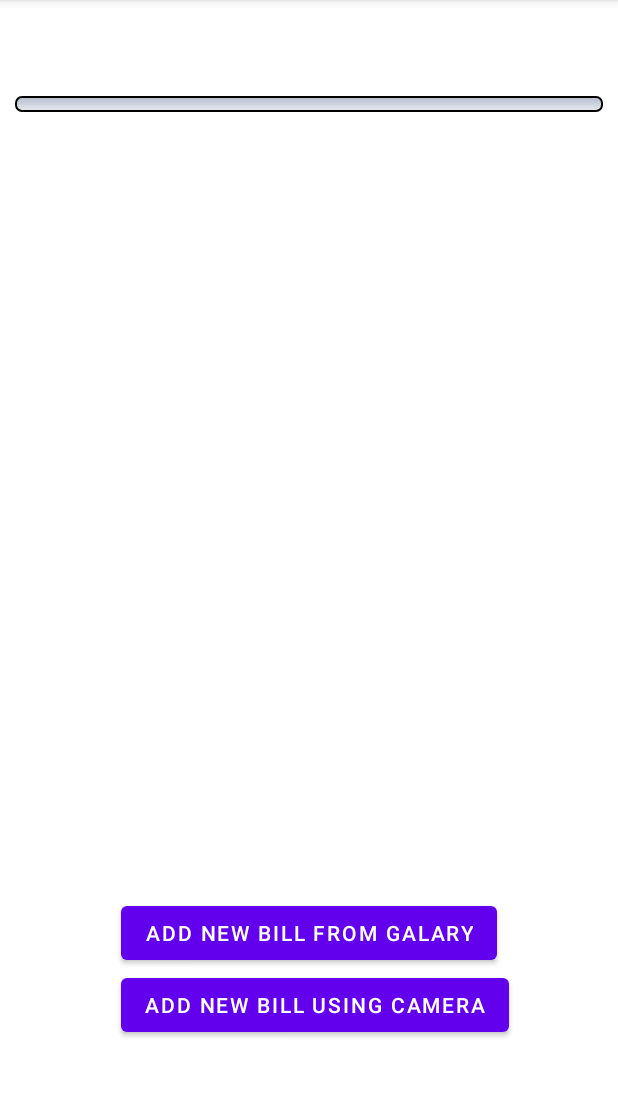
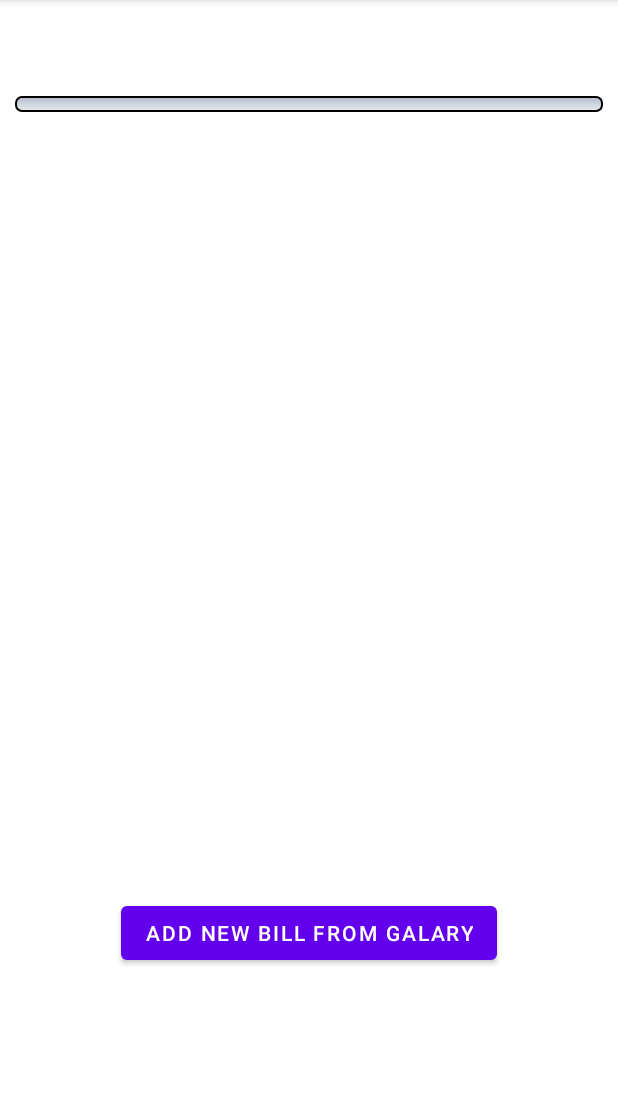
Before and after one commit to bleezebub/BillCategorisation, an Android app: the ThirdScreen screen opened directly, with no data from a screen before it, on a phone screen of 412 x 824 dp, the part 84-1181 px from its top. Run offline under Robolectric (Android 15) with nearby library versions, the phone set to English and light mode, and no system bars; our stand-ins replace Firebase (no records; nobody signed in at launch, a user with empty details on screens opened directly); libraries missing offline, so code that uses them is left out: io.grpc; 5 statements that could not run were skipped.

Commit message:
bsdk bete

```diff
--- a/app/src/main/java/com/example/billsorting/ThirdScreen.kt
+++ b/app/src/main/java/com/example/billsorting/ThirdScreen.kt
@@ -1,27 +1,37 @@
 package com.example.billsorting
 
+import android.content.ActivityNotFoundException
 import android.content.Intent
 import android.net.Uri
 import android.os.Bundle
+import android.provider.MediaStore
 import android.util.Log
 import android.view.View
+import android.widget.AdapterView
+import android.widget.ArrayAdapter
+import android.widget.Spinner
 import android.widget.Toast
 import androidx.appcompat.app.AppCompatActivity
 import com.bumptech.glide.Glide
-import com.google.firebase.database.DatabaseReference
-import com.google.firebase.database.FirebaseDatabase
+import com.google.firebase.database.*
 import com.google.firebase.storage.FirebaseStorage
 import com.google.firebase.storage.StorageReference
+import io.grpc.Compressor
+import java.io.File
 
 
-class ThirdScreen : AppCompatActivity() {
+class ThirdScreen : AppCompatActivity(), AdapterView.OnItemSelectedListener {
     private lateinit var category: String
     private lateinit var company: String
     private lateinit var number: String
     private lateinit var rating: String
     private val GALLERY_PICK = 1
+    private val IMAGE_CAPTURE = 2
     private lateinit var mStorageReference: StorageReference
     private lateinit var mRootRef: DatabaseReference
+    private lateinit var finalAdapter: ArrayAdapter<String>
+    var billList: ArrayList<String> = ArrayList<String>()
+    private lateinit var finalSpinner: Spinner
 
     override fun onCreate(savedInstanceState: Bundle?) {
         super.onCreate(savedInstanceState)
@@ -31,37 +41,62 @@ class ThirdScreen : AppCompatActivity() {
         number = intent.getStringExtra("number").toString()
         rating = intent.getStringExtra("rating").toString()
         mStorageReference = FirebaseStorage.getInstance().getReference("Images")
-        mRootRef = FirebaseDatabase.getInstance().getReference();
+        mRootRef = FirebaseDatabase.getInstance().reference
+        finalSpinner = findViewById(R.id.final_page_spinner)
 
 
+        finalAdapter = ArrayAdapter(this, android.R.layout.simple_spinner_item, billList)
+        finalAdapter.setDropDownViewResource(android.R.layout.simple_spinner_dropdown_item)
+        finalSpinner.adapter = finalAdapter
+
+        val billRef = FirebaseDatabase.getInstance().getReference("root").child("data")
+            .child("$category+$company+$number+$rating")
+
+        billRef.addListenerForSingleValueEvent(
+            object : ValueEventListener {
+                override fun onDataChange(dataSnapshot: DataSnapshot) {
+                    //Get map of categories in datasnapshot
+                    val map = dataSnapshot.value as Map<String?, Any?>?
+                    if (map != null) {
+                        for (s in map.keys) {
+                            billList.add(s!!)
+                        }
+                        billList.sort()
+                        finalAdapter.notifyDataSetChanged()
+                    }
+                }
+
+                override fun onCancelled(databaseError: DatabaseError) {
+                    //handle databaseError
+                }
+            })
+
+
+        finalSpinner.onItemSelectedListener = this
     }
 
     fun addNewBillGalary(view: View) {
-
         val galleryIntent = Intent()
         galleryIntent.type = "image/*"
         galleryIntent.action = Intent.ACTION_GET_CONTENT
-
         startActivityForResult(Intent.createChooser(galleryIntent, "SELECT IMAGE"), GALLERY_PICK)
-    }
-
-    fun addNewBillCamera(view: View) {
-
     }
 
     override fun onActivityResult(requestCode: Int, resultCode: Int, data: Intent?) {
         super.onActivityResult(requestCode, resultCode, data)
 
-        if (requestCode == GALLERY_PICK && resultCode == RESULT_OK && data != null && data.data != null) {
+        if (requestCode == GALLERY_PICK && resultCode == RESULT_OK) {
 
 
-            val imageUri: Uri = data.data ?: return
+            val imageUri: Uri = data?.data ?: return
             val tsLong = System.currentTimeMillis()
             val ts = tsLong.toString()
             val pushKey: String = ts
             val filePath =
-                mStorageReference.child("bill_images").child(category).child(company).child(rating)
-                    .child(number).child("$pushKey.jpeg")
+                mStorageReference.child("bill_images")
+                    .child("$category + $company + $number + $rating").child(
+                        "$pushKey.jpeg"
+                    )
             val task = filePath.putFile(imageUri)
 
             val urlTask = task.continueWithTask { task ->
@@ -78,13 +113,36 @@ class ThirdScreen : AppCompatActivity() {
                         .load(downloadUri)
                         .into(findViewById(R.id.imageView))
                     Toast.makeText(this, "uploaded", Toast.LENGTH_SHORT).show()
-                    FirebaseDatabase.getInstance().getReference("root").child("data").child("$category+$company+$number+$rating").child(ts).setValue("crap")
+                    FirebaseDatabase.getInstance().getReference("root").child("data")
+                        .child("$category+$company+$number+$rating").child(ts).setValue("crap")
                 } else {
                     Toast.makeText(this, "failed, please tru again", Toast.LENGTH_SHORT).show()
                 }
             }
-       }
-
+        }
 
     }
+
+    override fun onItemSelected(parent: AdapterView<*>?, view: View?, position: Int, id: Long) {
+//        val pushKey = finalSpinner.selectedItem.toString()
+//
+//        val filePath =
+//            mStorageReference.child("bill_images")
+//                .child("$category + $company + $number + $rating").child(
+//                    "$pushKey.jpeg"
+//                )
+////        Log.wtf("third_screen", filePath.downloadUrl.toString())
+////
+//        Toast.makeText(this, filePath.downloadUrl.toString(), Toast.LENGTH_SHORT).show()
+//        Log.d("bsdkbete", filePath.downloadUrl.to)
+//
+//        Glide.with(this)
+//            .load(filePath.downloadUrl)
+//            .into(findViewById(R.id.imageView))
+//
+    }
+
+    override fun onNothingSelected(parent: AdapterView<*>?) {
+        TODO("Not yet implemented")
+    }
 }
--- a/app/src/main/res/layout/activity_third_screen.xml
+++ b/app/src/main/res/layout/activity_third_screen.xml
@@ -8,8 +8,8 @@
 
 
     <Spinner
+        android:id="@+id/final_page_spinner"
         style="@style/spinner_style"
-        android:id="@+id/final_page_spinner"
         android:layout_width="match_parent"
         android:layout_height="wrap_content"
         app:layout_constraintBottom_toTopOf="@+id/imageView"
@@ -28,19 +28,6 @@
         app:layout_constraintTop_toTopOf="parent"
         app:layout_constraintVertical_bias="0.831" />
 
-    <Button
-        android:id="@+id/add_new_bill_camera"
-        android:layout_width="wrap_content"
-        android:layout_height="wrap_content"
-        android:onClick="addNewBillCamera"
-        android:text="Add New Bill Using Camera"
-        app:layout_constraintBottom_toBottomOf="parent"
-        app:layout_constraintEnd_toEndOf="@+id/add_new_bill_galary"
-        app:layout_constraintHorizontal_bias="0.0"
-        app:layout_constraintStart_toStartOf="@+id/add_new_bill_galary"
-        app:layout_constraintTop_toBottomOf="@+id/add_new_bill_galary"
-        app:layout_constraintVertical_bias="0.0" />
-
     <ImageView
         android:id="@+id/imageView"
         android:layout_width="409dp"
```
Also changed, not shown: app/src/main/AndroidManifest.xml (+9 -0 lines).
